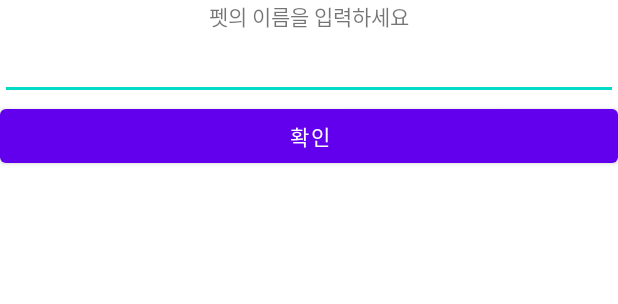
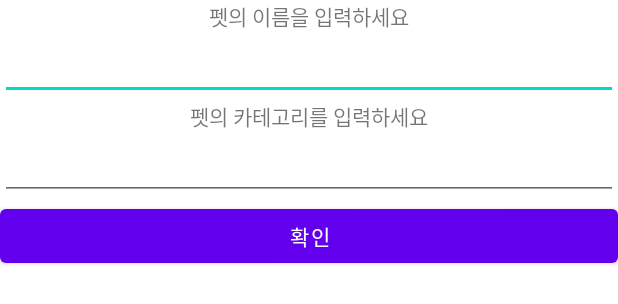
Before and after one commit to Insiro/life_pet_client, an Android app: the layout activity_popup.xml on its own in the app's theme, with its tools: preview values and no code run, on a phone screen of 412 x 824 dp. Shown: the top 304 px of the screen. Run offline under Robolectric (Android 15) with nearby library versions, the phone set to English and light mode, and no system bars; network calls fail.

Commit message:
pet category insert add

```diff
--- a/app/src/main/java/com/insiro/lifepet/pet/Popup.java
+++ b/app/src/main/java/com/insiro/lifepet/pet/Popup.java
@@ -16,12 +16,14 @@ import com.insiro.lifepet.R;
 public class Popup extends Activity {
 
     EditText petnameText;
+    EditText petcategoryText;
     Button button;
     @Override
     protected void onCreate(Bundle savedInstanceState) {
         super.onCreate(savedInstanceState);
         setContentView(R.layout.activity_popup);
         petnameText=findViewById(R.id.popup_name_insert);
+        petcategoryText=findViewById(R.id.popup_category_insert);
         button=findViewById(R.id.popup_ok);
         button.setOnClickListener(new View.OnClickListener() {
             @Override
@@ -31,6 +33,7 @@ public class Popup extends Activity {
                     Toast.makeText(getApplicationContext(),"이름을 입력하십시오",Toast.LENGTH_SHORT).show();
                 }else {
                 intent.putExtra("name",petnameText.getText());
+                intent.putExtra("category",petcategoryText.getText());
                 setResult(RESULT_OK,intent);
                 finish();
                 }
--- a/app/src/main/res/layout/activity_popup.xml
+++ b/app/src/main/res/layout/activity_popup.xml
@@ -20,11 +20,27 @@
         android:gravity="center"
         app:layout_constraintTop_toBottomOf="@+id/popup_name"
         />
+    <TextView
+        android:id="@+id/popup_category"
+        android:layout_width="match_parent"
+        android:layout_height="wrap_content"
+        android:text="펫의 카테고리를 입력하세요"
+        android:gravity="center"
+        app:layout_constraintTop_toBottomOf="@+id/popup_name_insert"
+        />
+    <EditText
+        android:id="@+id/popup_category_insert"
+        android:layout_width="match_parent"
+        android:layout_height="wrap_content"
+        android:gravity="center"
+        app:layout_constraintTop_toBottomOf="@+id/popup_category"
+        />
     <Button
         android:id="@+id/popup_ok"
         android:layout_width="match_parent"
         android:layout_height="wrap_content"
         android:text="확인"
-        app:layout_constraintTop_toBottomOf="@+id/popup_name_insert"
+        app:layout_constraintTop_toBottomOf="@+id/popup_category_insert"
         />
+
 </androidx.constraintlayout.widget.ConstraintLayout>
```
Also changed, not shown: app/src/main/java/com/insiro/lifepet/pet/pet_info.java (+4 -3 lines).
